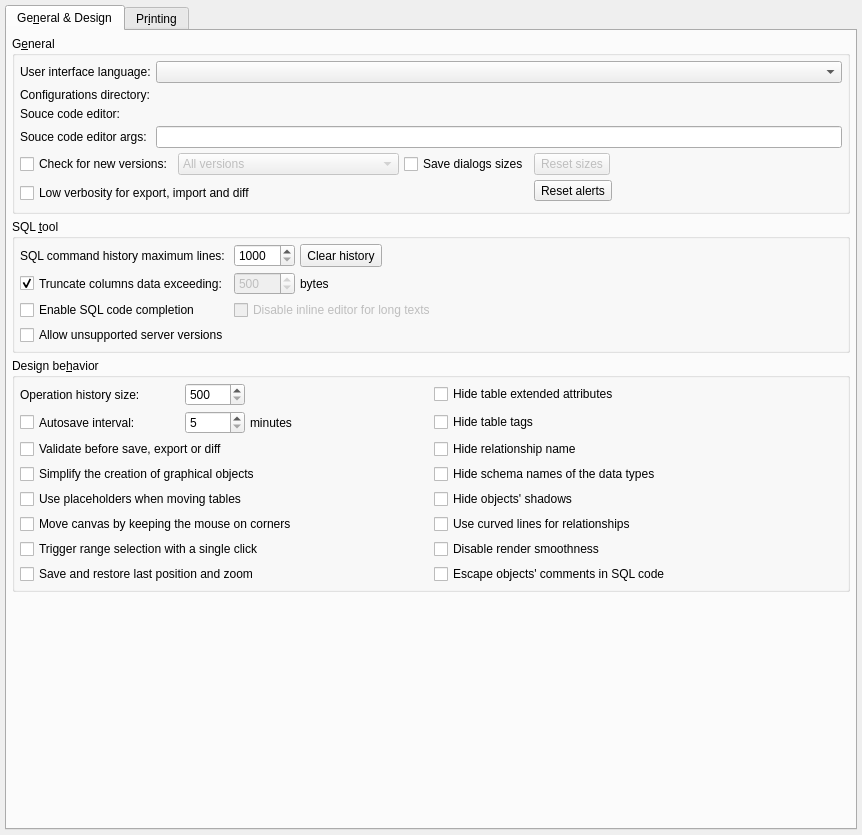
Before: the Qt Designer form libs/libgui/ui/settings/generalconfigwidget.ui in codacy-open-source-projects-scans/pgmodeler, drawn with Qt 5.
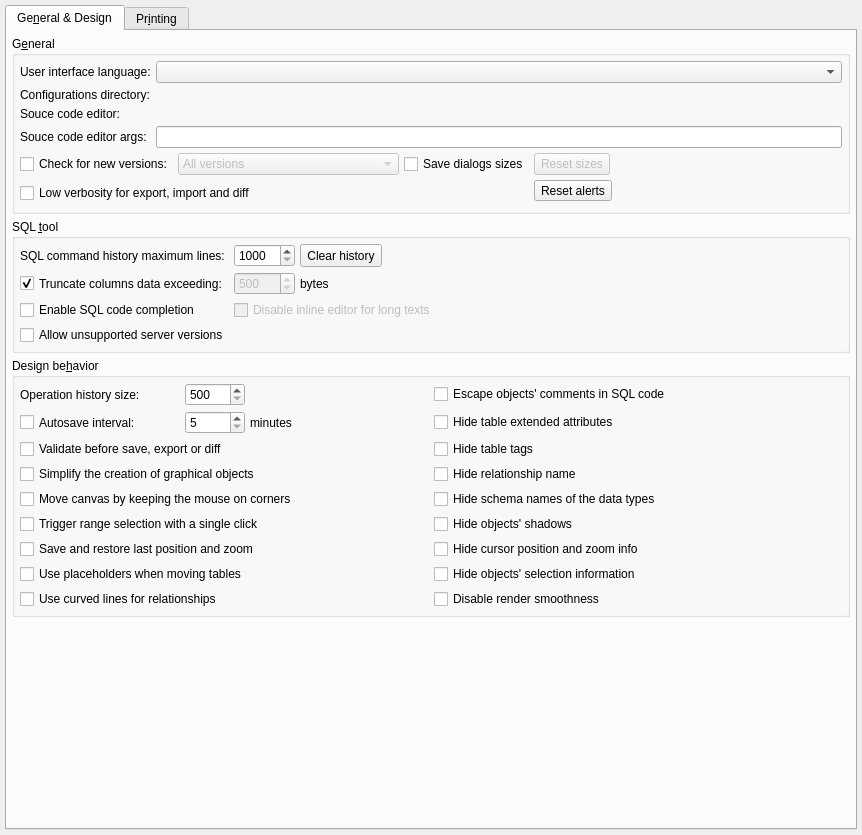
After: the same form once the commit is applied. Icons and pictures are not drawn.

Patch:
```diff
--- a/libs/libgui/ui/settings/generalconfigwidget.ui
+++ b/libs/libgui/ui/settings/generalconfigwidget.ui
@@ -368,50 +368,6 @@
           <property name="spacing">
            <number>5</number>
           </property>
-          <item row="7" column="0">
-           <widget class="QCheckBox" name="invert_rangesel_chk">
-            <property name="sizePolicy">
-             <sizepolicy hsizetype="Expanding" vsizetype="Fixed">
-              <horstretch>0</horstretch>
-              <verstretch>0</verstretch>
-             </sizepolicy>
-            </property>
-            <property name="toolTip">
-             <string>&lt;p&gt;By default the range selection is triggered with Shift + left click. By checking this option range selection will be activated only with a single click and move.&lt;/p&gt;</string>
-            </property>
-            <property name="statusTip">
-             <string/>
-            </property>
-            <property name="text">
-             <string>Trigger range selection with a single click</string>
-            </property>
-            <property name="checked">
-             <bool>false</bool>
-            </property>
-           </widget>
-          </item>
-          <item row="6" column="0">
-           <widget class="QCheckBox" name="corner_move_chk">
-            <property name="sizePolicy">
-             <sizepolicy hsizetype="Expanding" vsizetype="Fixed">
-              <horstretch>0</horstretch>
-              <verstretch>0</verstretch>
-             </sizepolicy>
-            </property>
-            <property name="toolTip">
-             <string>Start move the canvas when the cursor is on the canvas edges</string>
-            </property>
-            <property name="statusTip">
-             <string/>
-            </property>
-            <property name="text">
-             <string>Move canvas by keeping the mouse on corners</string>
-            </property>
-            <property name="checked">
-             <bool>false</bool>
-            </property>
-           </widget>
-          </item>
           <item row="0" column="0">
            <layout class="QHBoxLayout" name="horizontalLayout_5">
             <item>
@@ -479,82 +435,6 @@
             </item>
            </layout>
           </item>
-          <item row="4" column="0">
-           <widget class="QCheckBox" name="simple_obj_creation_chk">
-            <property name="sizePolicy">
-             <sizepolicy hsizetype="Preferred" vsizetype="Fixed">
-              <horstretch>0</horstretch>
-              <verstretch>0</verstretch>
-             </sizepolicy>
-            </property>
-            <property name="toolTip">
-             <string>&lt;p&gt;Graphical objects (table, views and textboxes) will be created in a single step without the need to click on canvas &lt;/p&gt;</string>
-            </property>
-            <property name="statusTip">
-             <string/>
-            </property>
-            <property name="text">
-             <string>Simplify the creation of graphical objects</string>
-            </property>
-            <property name="checked">
-             <bool>false</bool>
-            </property>
-           </widget>
-          </item>
-          <item row="8" column="0">
-           <widget class="QCheckBox" name="save_last_pos_chk">
-            <property name="sizePolicy">
-             <sizepolicy hsizetype="Expanding" vsizetype="Fixed">
-              <horstretch>0</horstretch>
-              <verstretch>0</verstretch>
-             </sizepolicy>
-            </property>
-            <property name="toolTip">
-             <string>&lt;p&gt;After loading the model the last zoom and position on canvas will be restored&lt;/p&gt;</string>
-            </property>
-            <property name="statusTip">
-             <string/>
-            </property>
-            <property name="text">
-             <string>Save and restore last position and zoom</string>
-            </property>
-           </widget>
-          </item>
-          <item row="3" column="0">
-           <widget class="QCheckBox" name="confirm_validation_chk">
-            <property name="toolTip">
-             <string>&lt;p&gt;Triggers a dialog asking the user to validate the model before a save, export or diff operation.&lt;/p&gt;</string>
-            </property>
-            <property name="statusTip">
-             <string/>
-            </property>
-            <property name="text">
-             <string>Validate before save, export or diff</string>
-            </property>
-            <property name="checked">
-             <bool>false</bool>
-            </property>
-           </widget>
-          </item>
-          <item row="5" column="0">
-           <widget class="QCheckBox" name="use_placeholders_chk">
-            <property name="sizePolicy">
-             <sizepolicy hsizetype="Expanding" vsizetype="Fixed">
-              <horstretch>0</horstretch>
-              <verstretch>0</verstretch>
-             </sizepolicy>
-            </property>
-            <property name="toolTip">
-             <string>&lt;p&gt;When enabled this option creates a placeholder object at the previous table's position when starting to move it. This will cause graphical updates on relationship lines to be performed only when the drag &amp; drop action is done improving the performance. Disabling placeholders will cause those updates to be executed every time the table's position changes a single pixel (classical behavior).&lt;/p&gt;</string>
-            </property>
-            <property name="statusTip">
-             <string/>
-            </property>
-            <property name="text">
-             <string>Use placeholders when moving tables</string>
-            </property>
-           </widget>
-          </item>
           <item row="2" column="0">
            <layout class="QHBoxLayout" name="horizontalLayout_3">
             <item>
@@ -628,7 +508,71 @@
             </item>
            </layout>
           </item>
+          <item row="4" column="0">
+           <widget class="QCheckBox" name="simple_obj_creation_chk">
+            <property name="sizePolicy">
+             <sizepolicy hsizetype="Preferred" vsizetype="Fixed">
+              <horstretch>0</horstretch>
+              <verstretch>0</verstretch>
+             </sizepolicy>
+            </property>
+            <property name="toolTip">
+             <string>&lt;p&gt;Graphical objects (table, views and textboxes) will be created in a single step without the need to click on canvas &lt;/p&gt;</string>
+            </property>
+            <property name="statusTip">
+             <string/>
+            </property>
+            <property name="text">
+             <string>Simplify the creation of graphical objects</string>
+            </property>
+            <property name="checked">
+             <bool>false</bool>
+            </property>
+           </widget>
+          </item>
+          <item row="3" column="0">
+           <widget class="QCheckBox" name="confirm_validation_chk">
+            <property name="toolTip">
+             <string>&lt;p&gt;Triggers a dialog asking the user to validate the model before a save, export or diff operation.&lt;/p&gt;</string>
+            </property>
+            <property name="statusTip">
+             <string/>
+            </property>
+            <property name="text">
+             <string>Validate before save, export or diff</string>
+            </property>
+            <property name="checked">
+             <bool>false</bool>
+            </property>
+           </widget>
+          </item>
+          <item row="2" column="1">
+           <widget class="QCheckBox" name="hide_ext_attribs_chk">
+            <property name="sizePolicy">
+             <sizepolicy hsizetype="Preferred" vsizetype="Fixed">
+              <horstretch>0</horstretch>
+              <verstretch>0</verstretch>
+             </sizepolicy>
+            </property>
+            <property name="toolTip">
+             <string>Hide the portion of table which represents triggers, indexes and rules.</string>
+            </property>
+            <property name="text">
+             <string>Hide table extended attributes</string>
+            </property>
+           </widget>
+          </item>
           <item row="8" column="1">
+           <widget class="QCheckBox" name="hide_obj_sel_info_chk">
+            <property name="toolTip">
+             <string>&lt;p&gt;Toggles the visibility of the widget that displays the current objects' selection bounding rectangle.&lt;/p&gt;</string>
+            </property>
+            <property name="text">
+             <string>Hide objects' selection information</string>
+            </property>
+           </widget>
+          </item>
+          <item row="0" column="1">
            <widget class="QCheckBox" name="escape_comments_chk">
             <property name="sizePolicy">
              <sizepolicy hsizetype="Expanding" vsizetype="Fixed">
@@ -647,45 +591,7 @@
             </property>
            </widget>
           </item>
-          <item row="7" column="1">
-           <widget class="QCheckBox" name="disable_smooth_chk">
-            <property name="sizePolicy">
-             <sizepolicy hsizetype="Expanding" vsizetype="Fixed">
-              <horstretch>0</horstretch>
-              <verstretch>0</verstretch>
-             </sizepolicy>
-            </property>
-            <property name="toolTip">
-             <string>&lt;p&gt; Disable the antialiasing for lines and texts improving performance when handling huge models.&lt;/p&gt;</string>
-            </property>
-            <property name="statusTip">
-             <string/>
-            </property>
-            <property name="text">
-             <string>Disable render smoothness</string>
-            </property>
-           </widget>
-          </item>
           <item row="6" column="1">
-           <widget class="QCheckBox" name="use_curved_lines_chk">
-            <property name="sizePolicy">
-             <sizepolicy hsizetype="Preferred" vsizetype="Fixed">
-              <horstretch>0</horstretch>
-              <verstretch>0</verstretch>
-             </sizepolicy>
-            </property>
-            <property name="toolTip">
-             <string>Replaces any straight line in relationship by curved ones in order to improve the model's visualization.</string>
-            </property>
-            <property name="statusTip">
-             <string/>
-            </property>
-            <property name="text">
-             <string>Use curved lines for relationships</string>
-            </property>
-           </widget>
-          </item>
-          <item row="5" column="1">
            <widget class="QCheckBox" name="hide_obj_shadows_chk">
             <property name="sizePolicy">
              <sizepolicy hsizetype="Preferred" vsizetype="Fixed">
@@ -704,7 +610,7 @@
             </property>
            </widget>
           </item>
-          <item row="4" column="1">
+          <item row="5" column="1">
            <widget class="QCheckBox" name="hide_sch_name_usr_types_chk">
             <property name="sizePolicy">
              <sizepolicy hsizetype="Preferred" vsizetype="Fixed">
@@ -723,7 +629,7 @@
             </property>
            </widget>
           </item>
-          <item row="3" column="1">
+          <item row="4" column="1">
            <widget class="QCheckBox" name="hide_rel_name_chk">
             <property name="sizePolicy">
              <sizepolicy hsizetype="Preferred" vsizetype="Fixed">
@@ -742,7 +648,36 @@
             </property>
            </widget>
           </item>
-          <item row="2" column="1">
+          <item row="10" column="0">
+           <widget class="QCheckBox" name="use_curved_lines_chk">
+            <property name="sizePolicy">
+             <sizepolicy hsizetype="Preferred" vsizetype="Fixed">
+              <horstretch>0</horstretch>
+              <verstretch>0</verstretch>
+             </sizepolicy>
+            </property>
+            <property name="toolTip">
+             <string>Replaces any straight line in relationship by curved ones in order to improve the model's visualization.</string>
+            </property>
+            <property name="statusTip">
+             <string/>
+            </property>
+            <property name="text">
+             <string>Use curved lines for relationships</string>
+            </property>
+           </widget>
+          </item>
+          <item row="7" column="1">
+           <widget class="QCheckBox" name="hide_cur_pos_zoom_info_chk">
+            <property name="toolTip">
+             <string>&lt;p&gt;Toggles the visibility of the widget that displays the current mouse cursor position and current zoom factor in the canvas.&lt;/p&gt;</string>
+            </property>
+            <property name="text">
+             <string>Hide cursor position and zoom info</string>
+            </property>
+           </widget>
+          </item>
+          <item row="3" column="1">
            <widget class="QCheckBox" name="hide_table_tags_chk">
             <property name="sizePolicy">
              <sizepolicy hsizetype="Preferred" vsizetype="Fixed">
@@ -761,10 +696,10 @@
             </property>
            </widget>
           </item>
-          <item row="0" column="1">
-           <widget class="QCheckBox" name="hide_ext_attribs_chk">
+          <item row="10" column="1">
+           <widget class="QCheckBox" name="disable_smooth_chk">
             <property name="sizePolicy">
-             <sizepolicy hsizetype="Preferred" vsizetype="Fixed">
+             <sizepolicy hsizetype="Expanding" vsizetype="Fixed">
               <horstretch>0</horstretch>
               <verstretch>0</verstretch>
              </sizepolicy>
@@ -773,7 +708,89 @@
              <string>Hide the portion of table which represents triggers, indexes and rules.</string>
             </property>
             <property name="text">
-             <string>Hide table extended attributes</string>
+             <string>Disable render smoothness</string>
+            </property>
+           </widget>
+          </item>
+          <item row="5" column="0">
+           <widget class="QCheckBox" name="corner_move_chk">
+            <property name="sizePolicy">
+             <sizepolicy hsizetype="Expanding" vsizetype="Fixed">
+              <horstretch>0</horstretch>
+              <verstretch>0</verstretch>
+             </sizepolicy>
+            </property>
+            <property name="toolTip">
+             <string>Start move the canvas when the cursor is on the canvas edges</string>
+            </property>
+            <property name="statusTip">
+             <string/>
+            </property>
+            <property name="text">
+             <string>Move canvas by keeping the mouse on corners</string>
+            </property>
+            <property name="checked">
+             <bool>false</bool>
+            </property>
+           </widget>
+          </item>
+          <item row="6" column="0">
+           <widget class="QCheckBox" name="invert_rangesel_chk">
+            <property name="sizePolicy">
+             <sizepolicy hsizetype="Expanding" vsizetype="Fixed">
+              <horstretch>0</horstretch>
+              <verstretch>0</verstretch>
+             </sizepolicy>
+            </property>
+            <property name="toolTip">
+             <string>&lt;p&gt;By default the range selection is triggered with Shift + left click. By checking this option range selection will be activated only with a single click and move.&lt;/p&gt;</string>
+            </property>
+            <property name="statusTip">
+             <string/>
+            </property>
+            <property name="text">
+             <string>Trigger range selection with a single click</string>
+            </property>
+            <property name="checked">
+             <bool>false</bool>
+            </property>
+           </widget>
+          </item>
+          <item row="7" column="0">
+           <widget class="QCheckBox" name="save_last_pos_chk">
+            <property name="sizePolicy">
+             <sizepolicy hsizetype="Expanding" vsizetype="Fixed">
+              <horstretch>0</horstretch>
+              <verstretch>0</verstretch>
+             </sizepolicy>
+            </property>
+            <property name="toolTip">
+             <string>&lt;p&gt;After loading the model the last zoom and position on canvas will be restored&lt;/p&gt;</string>
+            </property>
+            <property name="statusTip">
+             <string/>
+            </property>
+            <property name="text">
+             <string>Save and restore last position and zoom</string>
+            </property>
+           </widget>
+          </item>
+          <item row="8" column="0">
+           <widget class="QCheckBox" name="use_placeholders_chk">
+            <property name="sizePolicy">
+             <sizepolicy hsizetype="Expanding" vsizetype="Fixed">
+              <horstretch>0</horstretch>
+              <verstretch>0</verstretch>
+             </sizepolicy>
+            </property>
+            <property name="toolTip">
+             <string>&lt;p&gt;When enabled this option creates a placeholder object at the previous table's position when starting to move it. This will cause graphical updates on relationship lines to be performed only when the drag &amp; drop action is done improving the performance. Disabling placeholders will cause those updates to be executed every time the table's position changes a single pixel (classical behavior).&lt;/p&gt;</string>
+            </property>
+            <property name="statusTip">
+             <string/>
+            </property>
+            <property name="text">
+             <string>Use placeholders when moving tables</string>
             </property>
            </widget>
           </item>
```
Left out of the diff: 5 changed lines with no effect on the pictures.
